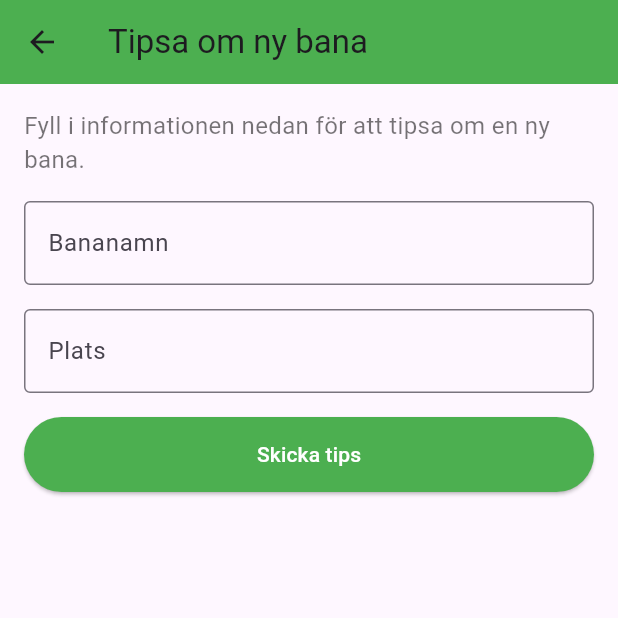
After one commit to codeforgedtech/golfprotokol-v2, a Flutter app: the screen it shows after launch, after a tap on the "lightbulb outline" icon, on a phone screen of 412 x 824 dp, the top half of it. The commit adds this screen. Run offline on Flutter 3.47's test engine with Material 3 defaults, Android fonts, the phone set to English and light mode, and no system bars; our stand-ins replace shared_preferences.

Commit message:
new update

```diff
--- a/assets/golfcourses.json
+++ b/assets/golfcourses.json
@@ -124,5 +124,86 @@
       {"number": 9, "name": "Slutningen"}
     ],
     "par": 18
+  },
+  {
+    "id": "6",
+    "name": "Björnlunda,Golfbaren",
+    "location": "Gnesta, Södermanland",
+    "hole":"18",
+    "holes": [
+      {"number": 1, "name": "Kyrka"},
+      {"number": 2, "name": "Dosering"},
+      {"number": 3, "name": "Vinkel"},
+      {"number": 4, "name": "Svensk klack"},
+      {"number": 5, "name": "Vagga"},
+      {"number": 6, "name": "Sidspel"},
+      {"number": 7, "name": "Lådbana"},
+      {"number": 8, "name": "Mittkulle"},
+      {"number": 9, "name": "Vertikal"},
+      {"number": 10, "name": "Enport i backe"},
+      {"number": 11, "name": "Synvilla"},
+      {"number": 12, "name": "Spångdropp"},
+      {"number": 13, "name": "Fiskeben"},
+      {"number": 14, "name": "Gentleman"},
+      {"number": 15, "name": "Hål i backe"},
+      {"number": 16, "name": "Spång"},
+      {"number": 17, "name": "Örkelljunga"},
+      {"number": 18, "name": "Inslag"}
+    ],
+    "par": 54
+  },
+  {
+    "id": "7",
+    "name": "Övriga banor 18 hål",
+    "location": "",
+    "hole":"18",
+    "holes": [
+      {"number": 1, "name": "Bana 1"},
+      {"number": 2, "name": "Bana 2"},
+      {"number": 3, "name": "Bana 3"},
+      {"number": 4, "name": "Bana 4"},
+      {"number": 5, "name": "Bana 5"},
+      {"number": 6, "name": "Bana 6"},
+      {"number": 7, "name": "Bana 7"},
+      {"number": 8, "name": "Bana 8"},
+      {"number": 9, "name": "Bana 9"},
+      {"number": 10, "name": "Bana 10"},
+      {"number": 11, "name": "Bana 11"},
+      {"number": 12, "name": "Bana 12"},
+      {"number": 13, "name": "Bana 13"},
+      {"number": 14, "name": "Bana 14"},
+      {"number": 15, "name": "Bana 15"},
+      {"number": 16, "name": "Bana 16"},
+      {"number": 17, "name": "Bana 17"},
+      {"number": 18, "name": "Bana 18"}
+    ],
+    "par":54
+  },
+  {
+    "id": "8",
+    "name": "Övriga banor 9 hål",
+    "location": "",
+    "hole":"9",
+    "holes": [
+      {"number": 1, "name": "Bana 1"},
+      {"number": 2, "name": "Bana 2"},
+      {"number": 3, "name": "Bana 3"},
+      {"number": 4, "name": "Bana 4"},
+      {"number": 5, "name": "Bana 5"},
+      {"number": 6, "name": "Bana 6"},
+      {"number": 7, "name": "Bana 7"},
+      {"number": 8, "name": "Bana 8"},
+      {"number": 9, "name": "Bana 9"},
+      {"number": 10, "name": "Bana 10"},
+      {"number": 11, "name": "Bana 11"},
+      {"number": 12, "name": "Bana 12"},
+      {"number": 13, "name": "Bana 13"},
+      {"number": 14, "name": "Bana 14"},
+      {"number": 15, "name": "Bana 15"},
+      {"number": 16, "name": "Bana 16"},
+      {"number": 17, "name": "Bana 17"},
+      {"number": 18, "name": "Bana 18"}
+    ],
+    "par":27
   }
 ]
--- a/lib/screens/home_screen.dart
+++ b/lib/screens/home_screen.dart
@@ -3,7 +3,9 @@ import '../models/course.dart';
 import '../widgets/course_card.dart';
 import '../services/data_service.dart';
 import 'select_player_screen.dart';
-import 'total_statistics_screen.dart'; // Import the new screen
+import 'total_statistics_screen.dart';
+import 'tip_course_screen.dart';
+import 'about_screen.dart'; // Import the About screen
 
 class HomeScreen extends StatefulWidget {
   @override
@@ -47,6 +49,24 @@ class _HomeScreenState extends State<HomeScreen> {
     );
   }
 
+  void _navigateToTipCourseScreen() {
+    Navigator.push(
+      context,
+      MaterialPageRoute(
+        builder: (context) => TipCourseScreen(),
+      ),
+    );
+  }
+
+  void _navigateToAboutScreen() {
+    Navigator.push(
+      context,
+      MaterialPageRoute(
+        builder: (context) => AboutScreen(), // Navigate to the About screen
+      ),
+    );
+  }
+
   @override
   Widget build(BuildContext context) {
     return Scaffold(
@@ -55,6 +75,11 @@ class _HomeScreenState extends State<HomeScreen> {
         foregroundColor: Colors.white,
         backgroundColor: Colors.green, // Match the color with the theme
         actions: [
+          IconButton(
+            icon: Icon(Icons.lightbulb_outline, color: Colors.white),
+            onPressed: _navigateToTipCourseScreen,
+            tooltip: 'Tipsa om ny bana',
+          ),
           IconButton(
             icon: Icon(Icons.stacked_bar_chart, color: Colors.white),
             onPressed: _navigateToTotalStatistics,
@@ -79,6 +104,13 @@ class _HomeScreenState extends State<HomeScreen> {
                 },
               ),
             ),
+      floatingActionButton: FloatingActionButton(
+        onPressed: _navigateToAboutScreen,
+        backgroundColor: Colors.green,
+        foregroundColor: Colors.white,
+        tooltip: 'Om Bangolf Protokoll',
+        child: Icon(Icons.question_mark_outlined),
+      ),
     );
   }
 }
--- /dev/null
+++ b/lib/screens/tip_course_screen.dart
@@ -0,0 +1,117 @@
+import 'package:flutter/material.dart';
+import '../services/data_service.dart'; // Importera DataService för att hantera inlämning
+
+class TipCourseScreen extends StatefulWidget {
+  @override
+  _TipCourseScreenState createState() => _TipCourseScreenState();
+}
+
+class _TipCourseScreenState extends State<TipCourseScreen> {
+  final TextEditingController _courseNameController = TextEditingController();
+  final TextEditingController _locationController = TextEditingController();
+  final DataService _dataService = DataService();
+
+  bool _isSubmitting = false;
+  String? _errorMessage;
+
+  @override
+  Widget build(BuildContext context) {
+    return Scaffold(
+      appBar: AppBar(
+        title: Text('Tipsa om ny bana'),
+        backgroundColor: Colors.green,
+      ),
+      body: Padding(
+        padding: const EdgeInsets.all(16.0),
+        child: Column(
+          crossAxisAlignment: CrossAxisAlignment.start,
+          children: [
+            Text(
+              'Fyll i informationen nedan för att tipsa om en ny bana.',
+              style: TextStyle(
+                fontSize: 16.0,
+                color: Colors.black54,
+              ),
+            ),
+            SizedBox(height: 16.0),
+            TextField(
+              controller: _courseNameController,
+              decoration: InputDecoration(
+                labelText: 'Bananamn',
+                border: OutlineInputBorder(),
+              ),
+              textInputAction: TextInputAction.next,
+            ),
+            SizedBox(height: 16.0),
+            TextField(
+              controller: _locationController,
+              decoration: InputDecoration(
+                labelText: 'Plats',
+                border: OutlineInputBorder(),
+              ),
+              textInputAction: TextInputAction.done,
+            ),
+            SizedBox(height: 16.0),
+            if (_errorMessage != null)
+              Padding(
+                padding: const EdgeInsets.only(bottom: 16.0),
+                child: Text(
+                  _errorMessage!,
+                  style: TextStyle(
+                    color: Colors.red,
+                    fontSize: 16.0,
+                  ),
+                ),
+              ),
+            ElevatedButton(
+              onPressed: _isSubmitting ? null : _submitTip,
+              child: _isSubmitting
+                  ? CircularProgressIndicator(color: Colors.white)
+                  : Text('Skicka tips'),
+              style: ElevatedButton.styleFrom(
+                backgroundColor: Colors.green,
+                foregroundColor: Colors.white,
+                minimumSize: Size(double.infinity, 50), // Full width button
+              ),
+            ),
+          ],
+        ),
+      ),
+    );
+  }
+
+  Future<void> _submitTip() async {
+    setState(() {
+      _isSubmitting = true;
+      _errorMessage = null;
+    });
+
+    // Collect form data
+    final courseName = _courseNameController.text.trim();
+    final location = _locationController.text.trim();
+
+    if (courseName.isEmpty || location.isEmpty) {
+      setState(() {
+        _errorMessage = 'Fyll i alla fält.';
+        _isSubmitting = false;
+      });
+      return;
+    }
+
+    try {
+      // Send tip to Formspree
+      await _dataService.submitCourseTip(courseName, location);
+
+      // Show success message and navigate back
+      ScaffoldMessenger.of(context)
+          .showSnackBar(SnackBar(content: Text('Tips skickat!')));
+      Navigator.pop(context);
+    } catch (e) {
+      // Handle errors
+      setState(() {
+        _errorMessage = 'Kunde inte skicka tipset. Försök igen senare.';
+        _isSubmitting = false;
+      });
+    }
+  }
+}
```
Also changed, not shown: lib/screens/about_screen.dart (added, +101 -0 lines), lib/screens/total_statistics_screen.dart (+45 -52 lines), lib/services/data_service.dart (+50 -0 lines).
